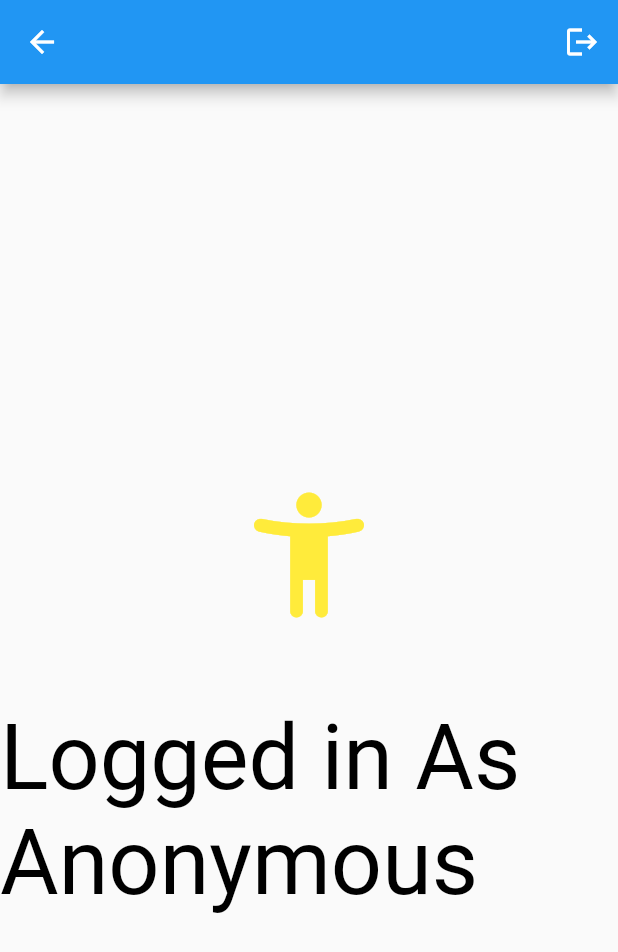
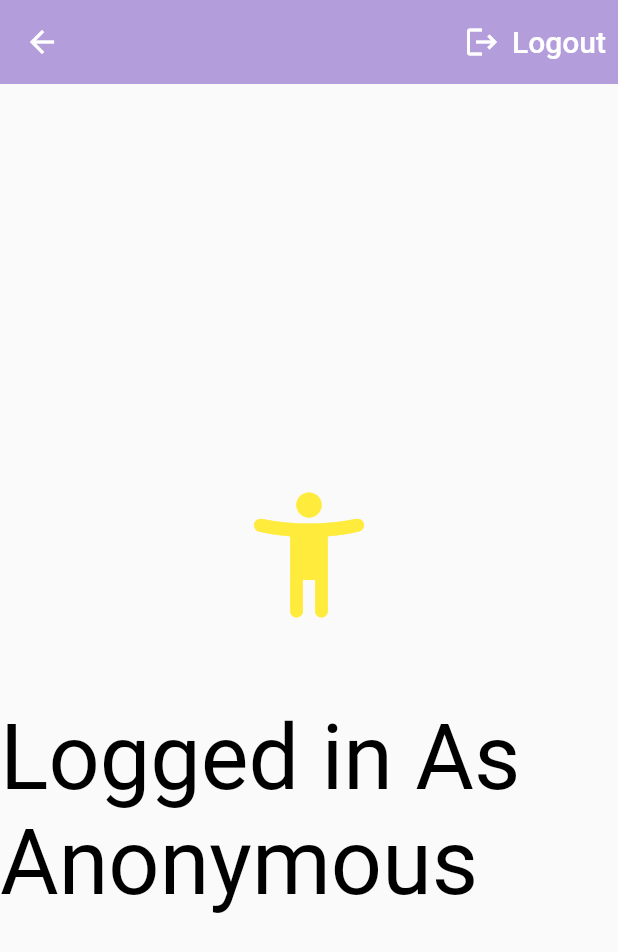
Before and after one commit to iifast2/ModernLoginUI, a Flutter app: the AnonymousHomePage screen opened directly, on a phone screen of 412 x 824 dp. Shown: the top 952 px of the screen. Run offline on Flutter 3.47's test engine with Material 2 defaults, Android fonts, the phone set to English and light mode, and no system bars; our stand-ins replace cloud_firestore, firebase_auth, firebase_core, google_sign_in, lottie; missing offline and left inert: flutter_windowmanager; accounts and stored records are empty.

```diff
--- a/lib/pages/anonymous_home_page.dart
+++ b/lib/pages/anonymous_home_page.dart
@@ -13,14 +13,31 @@ class AnonymousHomePage extends StatelessWidget {
           return const CircularProgressIndicator();
         }
 
-//        final user = snapshot.data;
+// I changed the App bar Now : Label + Icon (logout)
+        void signUserOut() {
+          FirebaseAuth.instance.signOut();
+        }
 
         return Scaffold(
           appBar: AppBar(
+            backgroundColor: Colors.deepPurple[200],
+            elevation: 0,
             actions: [
-              IconButton(onPressed: _signUserOut, icon: const Icon(Icons.logout))
+              TextButton.icon(
+                onPressed: signUserOut,
+                icon: const Icon(Icons.logout, color: Colors.white),
+                label: const Text(
+                  "Logout",
+                  style: TextStyle(
+                    color: Colors.white,
+                    fontSize: 20,
+                  ),
+                ),
+              ),
             ],
           ),
+
+
           body: Center(
             child: Column(
               mainAxisAlignment: MainAxisAlignment.center,
```
Also changed, not shown: lib/pages/auth_page.dart (+8 -0 lines), lib/pages/home_page.dart (+6 -1 lines), lib/pages/register_page.dart (+4 -17 lines).
